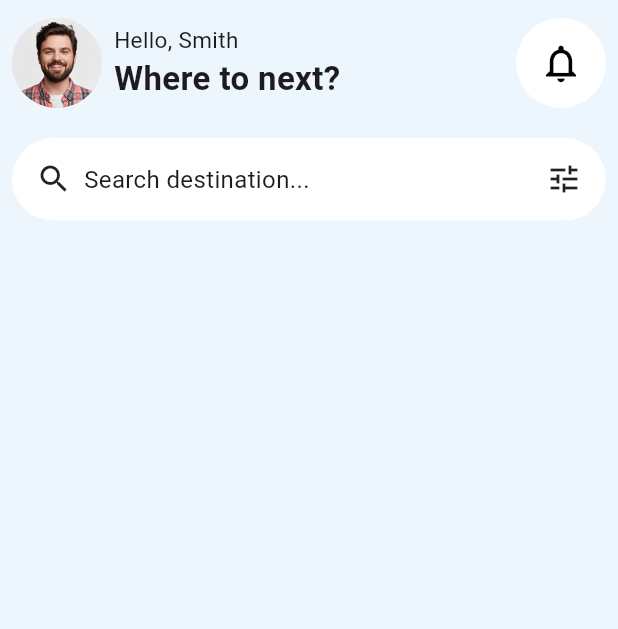
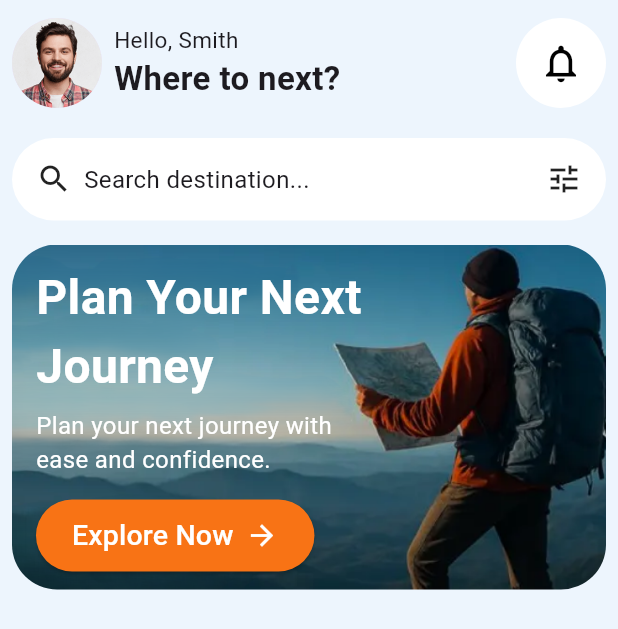
Before and after one commit to filipesec/travel_layout, a Flutter app: the screen it shows after launch, on a phone screen of 412 x 824 dp. Shown: the top 629 px of the screen. Run offline on Flutter 3.47's test engine with Material 3 defaults, Android fonts, the phone set to English and light mode, and no system bars.

Commit message:
feat-APP: adiciona journey

```diff
--- a/lib/main.dart
+++ b/lib/main.dart
@@ -53,6 +53,9 @@ class HomePage extends StatelessWidget {
                 ),
               ),
             ),
+
+            //jornada
+            Padding(padding: EdgeInsets.all(8), child: JourneyCustom()),
           ],
         ),
       ),
@@ -101,3 +104,74 @@ class HeaderCustom extends StatelessWidget {
     );
   }
 }
+
+//custom para Journey
+class JourneyCustom extends StatelessWidget {
+  const JourneyCustom({super.key});
+
+  @override
+  Widget build(BuildContext context) {
+    return Container(
+      padding: EdgeInsets.symmetric(horizontal: 16),
+      width: 1000,
+      height: 230,
+      decoration: BoxDecoration(
+        borderRadius: BorderRadius.circular(30),
+        image: DecorationImage(
+          image: AssetImage('assets/images/journey.png'),
+          fit: BoxFit.cover,
+        ),
+      ),
+      child: Column(
+        mainAxisAlignment: MainAxisAlignment.center,
+        crossAxisAlignment: CrossAxisAlignment.start,
+        children: [
+          Text(
+            'Plan Your Next\nJourney',
+            style: TextStyle(
+              color: Colors.white,
+              fontSize: 32,
+              fontWeight: FontWeight.bold,
+            ),
+          ),
+
+          Padding(
+            padding: EdgeInsets.only(top: 5, bottom: 15),
+            child: Text(
+              'Plan your next journey with\nease and confidence.',
+              style: TextStyle(color: Colors.white, fontSize: 16),
+            ),
+          ),
+
+          ElevatedButton(
+            onPressed: () {},
+            style: ElevatedButton.styleFrom(
+              backgroundColor: Color(0xFFF87315),
+              minimumSize: Size(0, 48),
+              shape: RoundedRectangleBorder(
+                borderRadius: BorderRadius.circular(30),
+              ),
+            ),
+            child: Row(
+              mainAxisSize: MainAxisSize.min,
+              children: [
+                Text(
+                  'Explore Now',
+                  style: TextStyle(color: Colors.white, fontSize: 19),
+                ),
+                Padding(
+                  padding: EdgeInsets.only(left: 8),
+                  child: Icon(
+                    Icons.arrow_forward,
+                    color: Colors.white,
+                    size: 22,
+                  ),
+                ),
+              ],
+            ),
+          ),
+        ],
+      ),
+    );
+  }
+}
```
Also changed, not shown: assets/images/journey.png (added).
